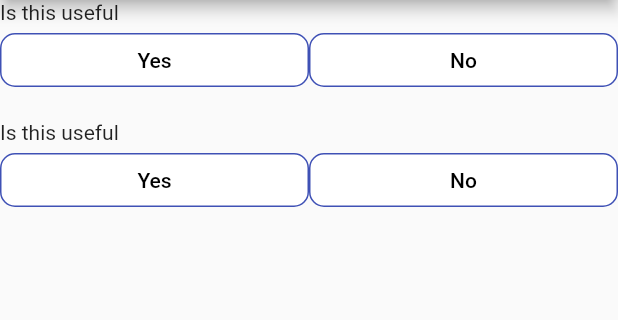
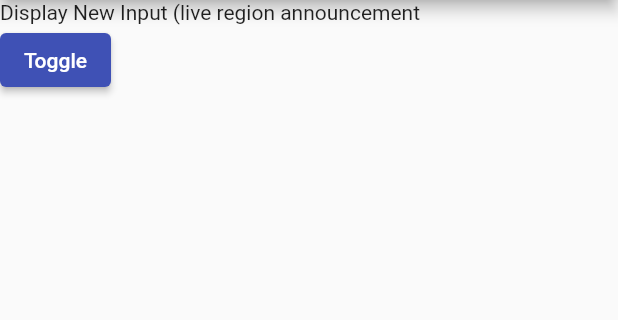
Before and after one commit to hamishnorton/flutter_semantics_examples, a Flutter app: the screen it shows after launch, on a phone screen of 412 x 824 dp, the part 84-404 px from its top. Run offline on Flutter 3.47's test engine with Material 2 defaults, Android fonts, the phone set to English and light mode, and no system bars.

Commit message:
Added liveRegion toggle to announce Added liveRegion toggle to display and announce input field

```diff
--- /dev/null
+++ b/lib/display_new_input.dart
@@ -0,0 +1,40 @@
+import 'package:flutter/material.dart';
+import 'package:flutter_semantics_examples/theme/styles.dart';
+
+class DisplayNewInput extends StatefulWidget {
+  const DisplayNewInput({Key? key}) : super(key: key);
+
+  @override
+  State<DisplayNewInput> createState() => _DisplayNewInputState();
+}
+
+class _DisplayNewInputState extends State<DisplayNewInput> {
+  bool _toggle = false;
+
+  @override
+  Widget build(BuildContext context) {
+    return Column(
+      crossAxisAlignment: CrossAxisAlignment.start,
+      children: [
+        const Text('Display New Input (live region announcement'),
+        ElevatedButton(
+            onPressed: () {
+              setState(() {
+                _toggle = !_toggle;
+              });
+            },
+            child: const Text('Toggle')),
+        Semantics(
+          liveRegion: true,
+          child: (_toggle)
+              ? TextFormField(
+                  decoration: Styles.buildInputDecoration(
+                      null, '<name>@<domain>', 'Email Address'),
+                )
+              : const SizedBox(width: 1.0, height: 1.0),
+          // note: can not have no child, or an empty container
+        ),
+      ],
+    );
+  }
+}
--- /dev/null
+++ b/lib/live_region.dart
@@ -0,0 +1,34 @@
+import 'package:flutter/material.dart';
+
+class LiveRegion extends StatefulWidget {
+  const LiveRegion({Key? key}) : super(key: key);
+
+  @override
+  State<LiveRegion> createState() => _LiveRegionState();
+}
+
+class _LiveRegionState extends State<LiveRegion> {
+  bool _toggle = false;
+
+  @override
+  Widget build(BuildContext context) {
+    return Column(
+      children: [
+        const Text('Live Region'),
+        Semantics(
+          liveRegion: true,
+          label: (_toggle) ? 'On' : 'Off',
+          child: const SizedBox(width: 1.0, height: 1.0),
+          // note: can not have no child, or an empty container
+        ),
+        ElevatedButton(
+            onPressed: () {
+              setState(() {
+                _toggle = !_toggle;
+              });
+            },
+            child: const Text('Toggle'))
+      ],
+    );
+  }
+}
--- a/lib/main.dart
+++ b/lib/main.dart
@@ -1,7 +1,6 @@
 import 'package:flutter/material.dart';
 import 'package:flutter/rendering.dart';
-import 'package:flutter_semantics_examples/custom_button_group_with_semantics.dart';
-import 'package:flutter_semantics_examples/custom_radio_group_with_semantics.dart';
+import 'package:flutter_semantics_examples/display_new_input.dart';
 
 void main() {
   runApp(const MyApp());
@@ -40,10 +39,18 @@ class MainScreen extends StatelessWidget {
             mainAxisAlignment: MainAxisAlignment.start,
             crossAxisAlignment: CrossAxisAlignment.start,
             children: const <Widget>[
+              //DropdownFormFieldBasic(),
+
               //CheckboxWithSemantics(),
               //RadioButtonGroupWithSemantics(),
-              CustomButtonGroupWithSemanticsWrapper(),
-              CustomRadioGroupWithSemanticsWrapper(),
+              //CustomButtonGroupWithSemanticsWrapper(),
+              //CustomRadioGroupWithSemanticsWrapper(),
+              //AutoCompleteBasic(), // missing semantics noted
+              //AutoCompleteWithAnnouncedOptions(), // not finished, may not be possible
+              //DropdownFormFieldBasic(), // not finished
+              //ButtonsWithSemantics(),
+              DisplayNewInput()
+              //LiveRegion()
             ]));
   }
 }
--- /dev/null
+++ b/lib/theme/styles.dart
@@ -0,0 +1,24 @@
+import 'package:flutter/material.dart';
+
+class Styles {
+  static InputDecoration buildInputDecoration(
+    String? errorText,
+    String? hintText,
+    String? label,
+  ) {
+    return InputDecoration(
+      errorText: errorText,
+      hintText: hintText,
+      label: (label != null) ? Text(label) : null,
+      counterText: '',
+      suffixIcon: (errorText != null)
+          ? const Padding(
+              padding: EdgeInsetsDirectional.only(end: 12.0),
+              child: Icon(
+                Icons.warning,
+                color: Colors.red,
+              ))
+          : null,
+    );
+  }
+}
```
